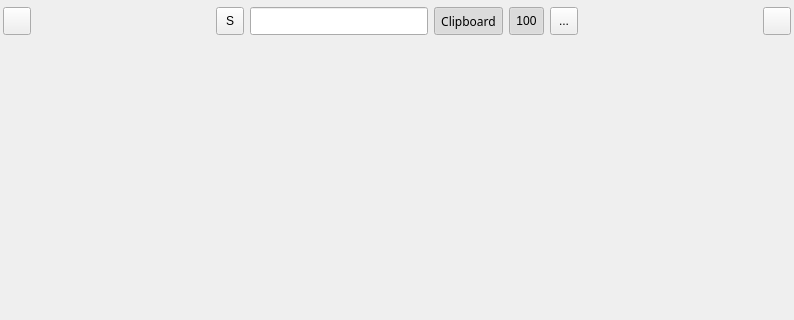
Before: the Qt Designer form widget/MPasteWidget.ui in SeptemberHX/MPaste, drawn with Qt 5.
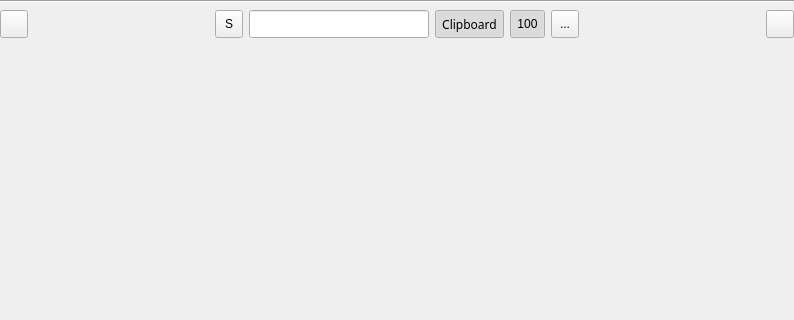
After: the same form once the commit is applied. Icons and pictures are not drawn.

Patch:
```diff
--- a/widget/MPasteWidget.ui
+++ b/widget/MPasteWidget.ui
@@ -24,17 +24,24 @@
     <number>3</number>
    </property>
    <property name="leftMargin">
-    <number>3</number>
+    <number>0</number>
    </property>
    <property name="topMargin">
-    <number>3</number>
+    <number>0</number>
    </property>
    <property name="rightMargin">
-    <number>3</number>
+    <number>0</number>
    </property>
    <property name="bottomMargin">
     <number>3</number>
    </property>
+   <item>
+    <widget class="Line" name="topLine">
+     <property name="orientation">
+      <enum>Qt::Orientation::Horizontal</enum>
+     </property>
+    </widget>
+   </item>
    <item>
     <widget class="QWidget" name="widget" native="true">
      <property name="sizePolicy">
```
